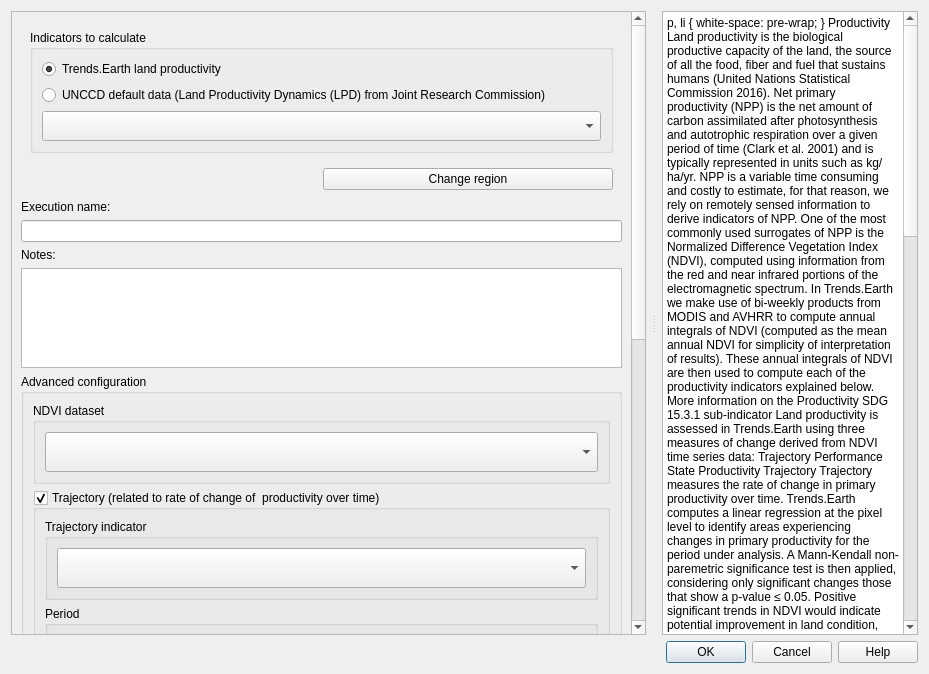
Before: the Qt Designer form LDMP/gui/DlgCalculateProd.ui in ConservationInternational/trends.earth, drawn with Qt 5.
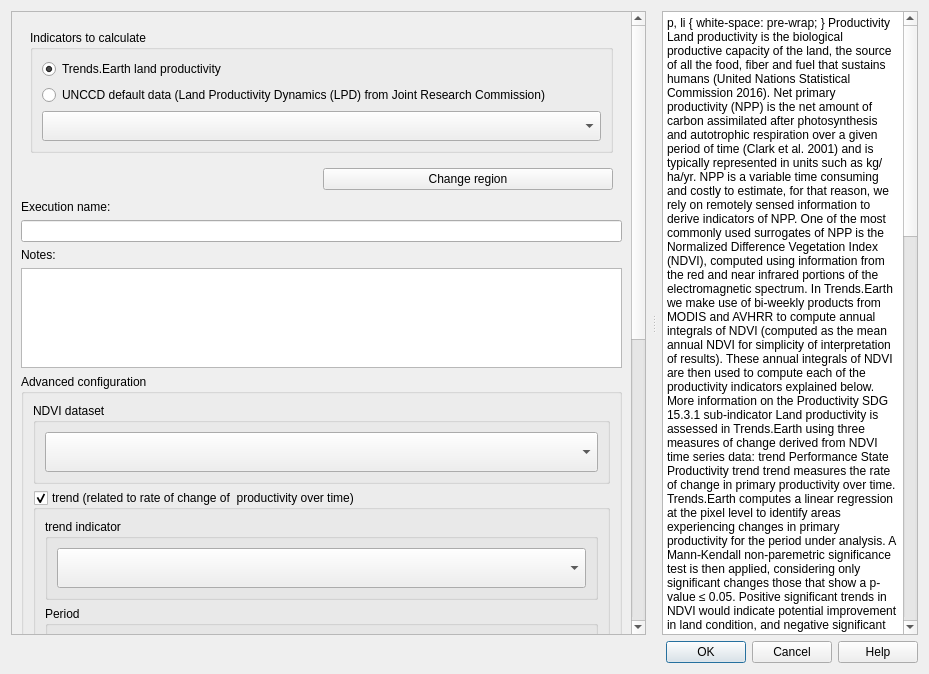
After: the same form once the commit is applied. Custom widgets are drawn as their Qt base class.

Commit message: updates terminology in dialogs reported on ticket #537

What changed in the file:
```diff
--- a/LDMP/gui/DlgCalculateProd.ui
+++ b/LDMP/gui/DlgCalculateProd.ui
@@ -284,7 +284,7 @@
               <item>
                <widget class="QGroupBox" name="groupBox_traj">
                 <property name="title">
-                 <string>Trajectory (related to rate of change of  productivity over time)</string>
+                 <string>trend (related to rate of change of  productivity over time)</string>
                 </property>
                 <property name="checkable">
                  <bool>true</bool>
@@ -302,7 +302,7 @@
                     </sizepolicy>
                    </property>
                    <property name="title">
-                    <string>Trajectory indicator</string>
+                    <string>trend indicator</string>
                    </property>
                    <property name="flat">
                     <bool>true</bool>
@@ -983,12 +983,12 @@
 &lt;p style=&quot; margin-top:12px; margin-bottom:12px; margin-left:0px; margin-right:0px; -qt-block-indent:0; text-indent:0px;&quot;&gt;&lt;a href=&quot;http://trends.earth/docs/en/background/understanding_indicators15.html#productivity&quot;&gt;&lt;span style=&quot; font-family:'Ubuntu'; font-size:11pt; text-decoration: underline; color:#0000ff;&quot;&gt;More information on the Productivity SDG 15.3.1 sub-indicator&lt;/span&gt;&lt;/a&gt;&lt;/p&gt;
 &lt;p style=&quot;-qt-paragraph-type:empty; margin-top:12px; margin-bottom:12px; margin-left:0px; margin-right:0px; -qt-block-indent:0; text-indent:0px; font-family:'Ubuntu'; font-size:11pt;&quot;&gt;&lt;br /&gt;&lt;/p&gt;
 &lt;p style=&quot; margin-top:12px; margin-bottom:12px; margin-left:0px; margin-right:0px; -qt-block-indent:0; text-indent:0px;&quot;&gt;&lt;span style=&quot; font-family:'Ubuntu'; font-size:11pt;&quot;&gt;Land productivity is assessed in Trends.Earth using three measures of change derived from NDVI time series data: &lt;/span&gt;&lt;/p&gt;
-&lt;ul style=&quot;margin-top: 0px; margin-bottom: 0px; margin-left: 0px; margin-right: 0px; -qt-list-indent: 1;&quot;&gt;&lt;li style=&quot; font-family:'Ubuntu'; font-size:11pt;&quot; style=&quot; margin-top:12px; margin-bottom:0px; margin-left:0px; margin-right:0px; -qt-block-indent:0; text-indent:0px;&quot;&gt;Trajectory&lt;/li&gt;
+&lt;ul style=&quot;margin-top: 0px; margin-bottom: 0px; margin-left: 0px; margin-right: 0px; -qt-list-indent: 1;&quot;&gt;&lt;li style=&quot; font-family:'Ubuntu'; font-size:11pt;&quot; style=&quot; margin-top:12px; margin-bottom:0px; margin-left:0px; margin-right:0px; -qt-block-indent:0; text-indent:0px;&quot;&gt;trend&lt;/li&gt;
 &lt;li style=&quot; font-family:'Ubuntu'; font-size:11pt;&quot; style=&quot; margin-top:0px; margin-bottom:0px; margin-left:0px; margin-right:0px; -qt-block-indent:0; text-indent:0px;&quot;&gt;Performance&lt;/li&gt;
 &lt;li style=&quot; font-family:'Ubuntu'; font-size:11pt;&quot; style=&quot; margin-top:0px; margin-bottom:12px; margin-left:0px; margin-right:0px; -qt-block-indent:0; text-indent:0px;&quot;&gt;State&lt;/li&gt;&lt;/ul&gt;
 &lt;p style=&quot;-qt-paragraph-type:empty; margin-top:0px; margin-bottom:12px; margin-left:0px; margin-right:0px; -qt-block-indent:0; text-indent:0px; font-family:'Ubuntu'; font-size:11pt;&quot;&gt;&lt;br /&gt;&lt;/p&gt;
-&lt;p style=&quot; margin-top:0px; margin-bottom:12px; margin-left:0px; margin-right:0px; -qt-block-indent:0; text-indent:0px;&quot;&gt;&lt;span style=&quot; font-family:'Ubuntu'; font-size:11pt; font-weight:600;&quot;&gt;Productivity Trajectory&lt;/span&gt;&lt;/p&gt;
-&lt;p style=&quot; margin-top:12px; margin-bottom:12px; margin-left:0px; margin-right:0px; -qt-block-indent:0; text-indent:0px;&quot;&gt;&lt;span style=&quot; font-family:'Ubuntu'; font-size:11pt;&quot;&gt;Trajectory measures the rate of change in primary productivity over time. Trends.Earth computes a linear regression at the pixel level to identify areas experiencing changes in primary productivity for the period under analysis. A Mann-Kendall non-paremetric significance test is then applied, considering only significant changes those that show a p-value ≤ 0.05. Positive significant trends in NDVI would indicate potential improvement in land condition, and negative significant trends potential degradation.&lt;/span&gt;&lt;/p&gt;
+&lt;p style=&quot; margin-top:0px; margin-bottom:12px; margin-left:0px; margin-right:0px; -qt-block-indent:0; text-indent:0px;&quot;&gt;&lt;span style=&quot; font-family:'Ubuntu'; font-size:11pt; font-weight:600;&quot;&gt;Productivity trend&lt;/span&gt;&lt;/p&gt;
+&lt;p style=&quot; margin-top:12px; margin-bottom:12px; margin-left:0px; margin-right:0px; -qt-block-indent:0; text-indent:0px;&quot;&gt;&lt;span style=&quot; font-family:'Ubuntu'; font-size:11pt;&quot;&gt;trend measures the rate of change in primary productivity over time. Trends.Earth computes a linear regression at the pixel level to identify areas experiencing changes in primary productivity for the period under analysis. A Mann-Kendall non-paremetric significance test is then applied, considering only significant changes those that show a p-value ≤ 0.05. Positive significant trends in NDVI would indicate potential improvement in land condition, and negative significant trends potential degradation.&lt;/span&gt;&lt;/p&gt;
 &lt;p style=&quot;-qt-paragraph-type:empty; margin-top:12px; margin-bottom:12px; margin-left:0px; margin-right:0px; -qt-block-indent:0; text-indent:0px; font-family:'Ubuntu'; font-size:11pt;&quot;&gt;&lt;br /&gt;&lt;/p&gt;
 &lt;p style=&quot; margin-top:12px; margin-bottom:12px; margin-left:0px; margin-right:0px; -qt-block-indent:0; text-indent:0px;&quot;&gt;&lt;a href=&quot;http://trends.earth/docs/en/background/understanding_indicators15.html#productivity-trajectory&quot;&gt;&lt;span style=&quot; font-family:'Ubuntu'; font-size:11pt; text-decoration: underline; color:#0000ff;&quot;&gt;More information on Productivity Trajectory&lt;/span&gt;&lt;/a&gt;&lt;/p&gt;
 &lt;p style=&quot;-qt-paragraph-type:empty; margin-top:12px; margin-bottom:12px; margin-left:0px; margin-right:0px; -qt-block-indent:0; text-indent:0px; font-family:'Ubuntu'; font-size:11pt;&quot;&gt;&lt;br /&gt;&lt;/p&gt;
```
The commit also changes 4 other files.
